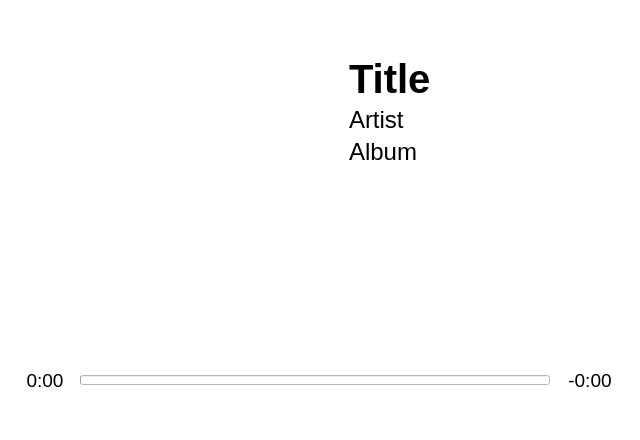
Above: nowplaying.ui from reesque/Maestro before the change. Below: the same form after it.
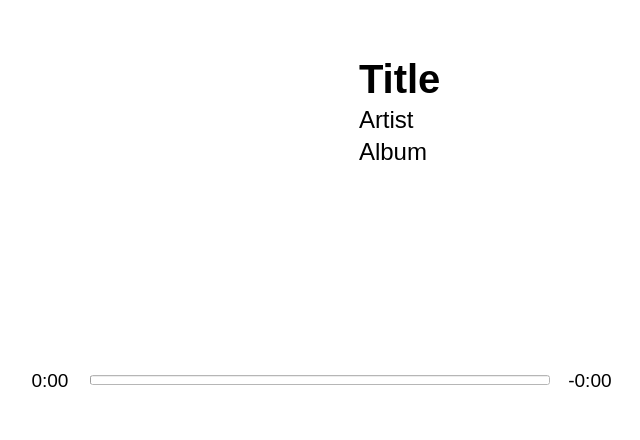
That is the form after the change. Icons and pictures are not drawn.

Commit message: Added debounce timer for controller input

Diff of the .ui file:
```diff
--- a/nowplaying.ui
+++ b/nowplaying.ui
@@ -78,7 +78,7 @@
         </property>
         <property name="minimumSize">
          <size>
-          <width>340</width>
+          <width>350</width>
           <height>0</height>
          </size>
         </property>
@@ -321,9 +321,15 @@
       </property>
       <item>
        <widget class="QLabel" name="TimeLeft">
+        <property name="sizePolicy">
+         <sizepolicy hsizetype="Maximum" vsizetype="Preferred">
+          <horstretch>0</horstretch>
+          <verstretch>0</verstretch>
+         </sizepolicy>
+        </property>
         <property name="minimumSize">
          <size>
-          <width>50</width>
+          <width>60</width>
           <height>0</height>
          </size>
         </property>
```
The commit also changes 2 other files.
